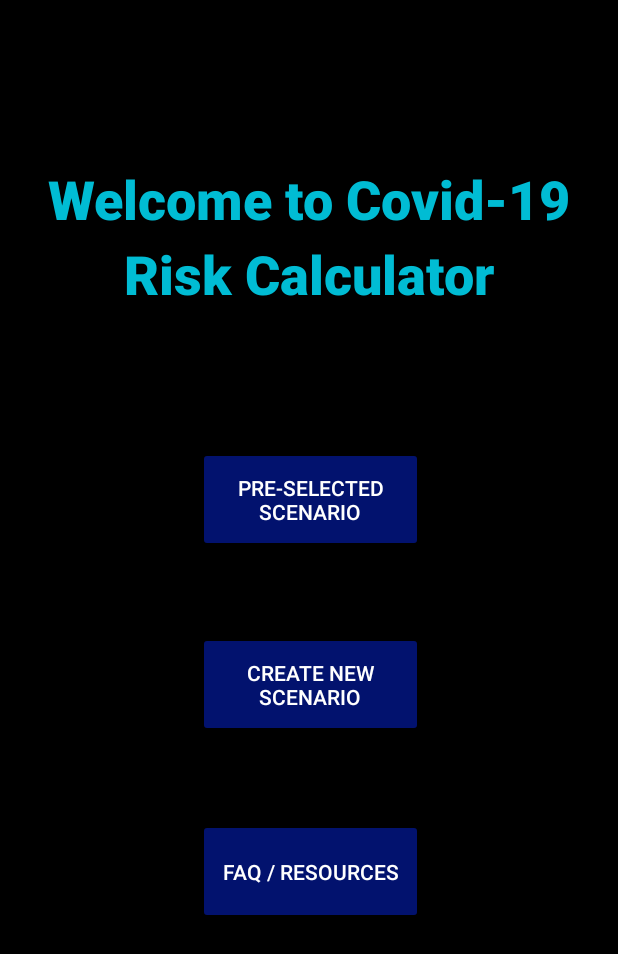
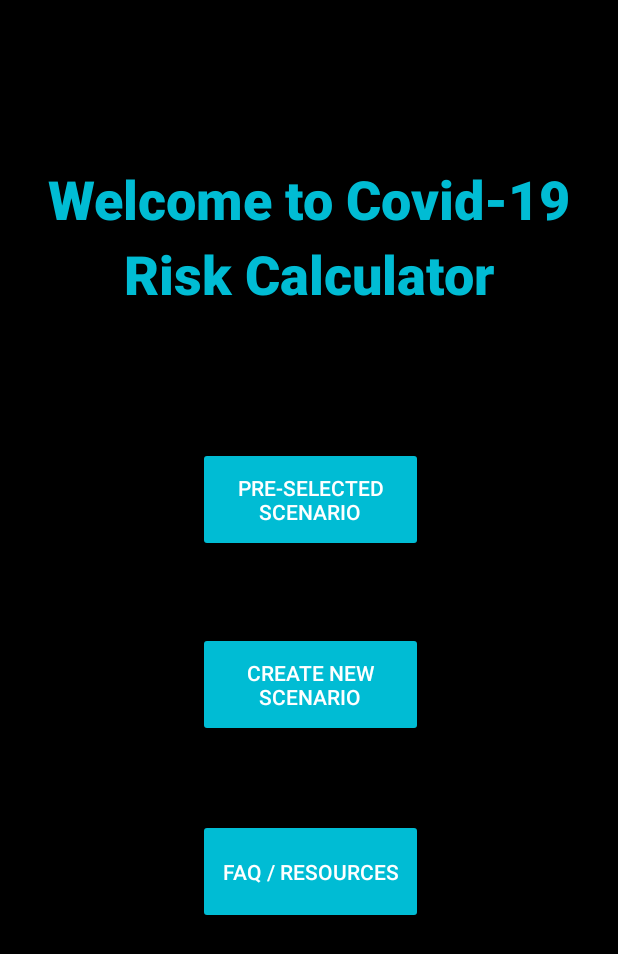
Before and after one commit to Mobile-Programing-Covid-Calculator/Master, an Android app: the welcome_screen screen opened directly, with no data from a screen before it, on a phone screen of 412 x 824 dp. Shown: the top 954 px of the screen. Run offline under Robolectric (Android 15) with nearby library versions, the phone set to English and light mode, and no system bars.

Commit message:
Update activity_welcome_screen.xml

```diff
--- a/app/src/main/res/layout/activity_welcome_screen.xml
+++ b/app/src/main/res/layout/activity_welcome_screen.xml
@@ -34,7 +34,7 @@
         android:layout_marginTop="370dp"
         android:layout_marginEnd="130dp"
         android:layout_marginBottom="281dp"
-        android:backgroundTint="#02126E"
+        android:backgroundTint="#00BCD4"
         android:text="@string/newScenario"
         app:layout_constraintBottom_toBottomOf="parent"
         app:layout_constraintEnd_toEndOf="parent"
@@ -51,7 +51,7 @@
         android:layout_marginTop="495dp"
         android:layout_marginEnd="130dp"
         android:layout_marginBottom="158dp"
-        android:backgroundTint="#02126E"
+        android:backgroundTint="#00BCD4"
         android:text="@string/FAQ"
         app:layout_constraintBottom_toBottomOf="parent"
         app:layout_constraintEnd_toEndOf="parent"
@@ -68,7 +68,7 @@
         android:layout_marginTop="245dp"
         android:layout_marginEnd="130dp"
         android:layout_marginBottom="404dp"
-        android:backgroundTint="#02126E"
+        android:backgroundTint="#00BCD4"
         android:text="@string/preselected"
         app:layout_constraintBottom_toBottomOf="parent"
         app:layout_constraintEnd_toEndOf="parent"
```
